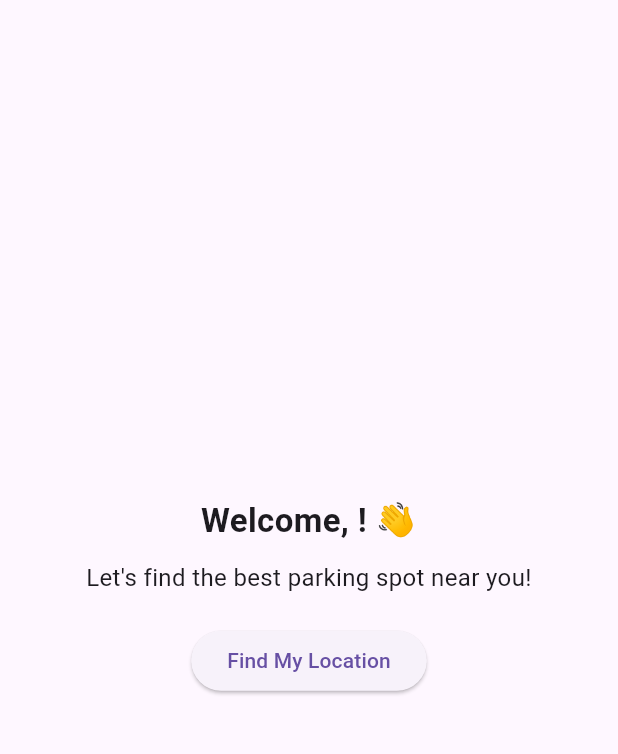
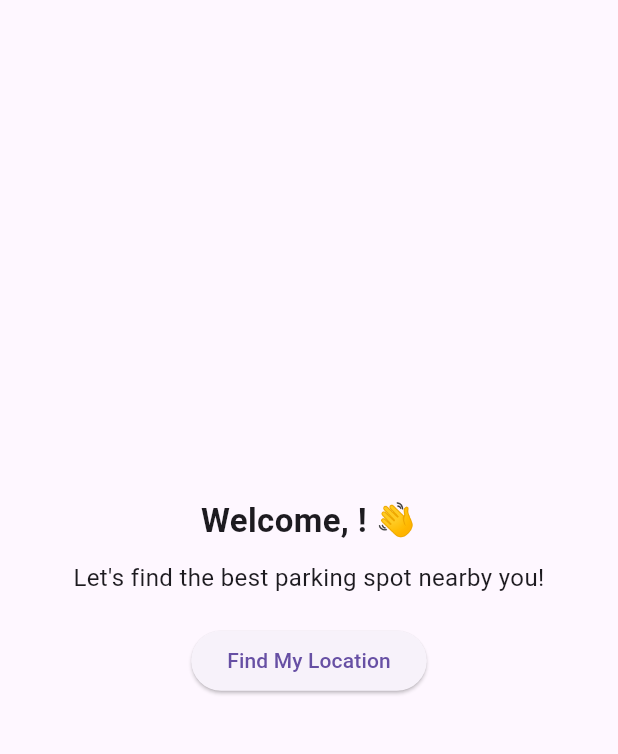
Before and after one commit to vraj141/Easy-Park, a Flutter app: the WelcomeScreen screen opened directly, on a phone screen of 412 x 824 dp, the part 63-817 px from its top. Run offline on Flutter 3.47's test engine with Material 3 defaults, Android fonts, the light colour scheme and no system bars; our stand-ins replace firebase_auth, firebase_core, geolocator, google_maps_flutter; accounts and stored records are empty.

Commit message:
Restored working version - EASYPARK-2

```diff
--- a/lib/screens/welcome_screen.dart
+++ b/lib/screens/welcome_screen.dart
@@ -22,7 +22,7 @@ class WelcomeScreen extends StatelessWidget {
             ),
             SizedBox(height: 10),
             Text(
-              "Let's find the best parking spot near you!",
+              "Let's find the best parking spot nearby you!",
               textAlign: TextAlign.center,
               style: TextStyle(fontSize: 16),
             ),
```
